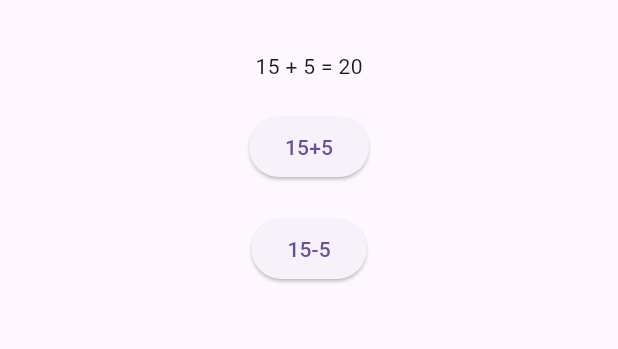
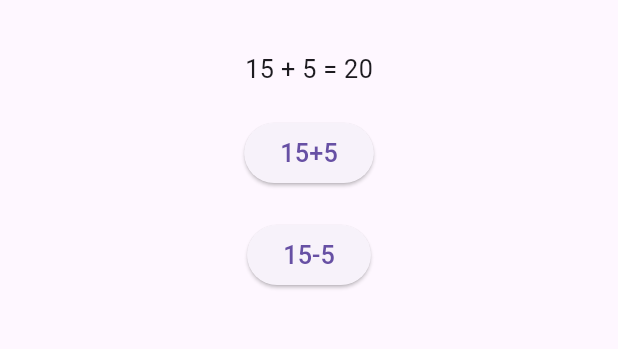
Before and after one commit to Jiradech-ksr/RMUTT-Mobile-App-Class, a Flutter app: the screen it shows after launch, after a tap on an icon or button, on a phone screen of 412 x 824 dp, the part 63-412 px from its top. Run offline on Flutter 3.47's test engine with Material 3 defaults, Android fonts, the phone set to English and light mode, and no system bars.

Commit message:
Add files via upload

```diff
--- a/flutter_app03/lib/main.dart
+++ b/flutter_app03/lib/main.dart
@@ -28,7 +28,7 @@ class HomePageState extends State<HomePage> {
       } else if (op == '-') {
         r = a - b;
       }
-      _txt = '15 + 5 = $r';
+      _txt = '15 $op 5 = $r';
     });
   }
 
@@ -39,16 +39,16 @@ class HomePageState extends State<HomePage> {
       child: Column(
         children: [
           SizedBox(height: 20),
-          Text(_txt),
+          Text(_txt, textScaleFactor: 1.2),
           SizedBox(height: 20),
           ElevatedButton(
             onPressed: () => btn_pressed(op: '+'),
-            child: Text('$a+$b'),
+            child: Text('$a+$b', textScaleFactor: 1.2),
           ),
-          SizedBox(height: 20,),
+          SizedBox(height: 20),
           ElevatedButton(
             onPressed: () => btn_pressed(op: '-'),
-            child: Text('$a-$b'),
+            child: Text('$a-$b', textScaleFactor: 1.2),
           ),
         ],
       ),
```
